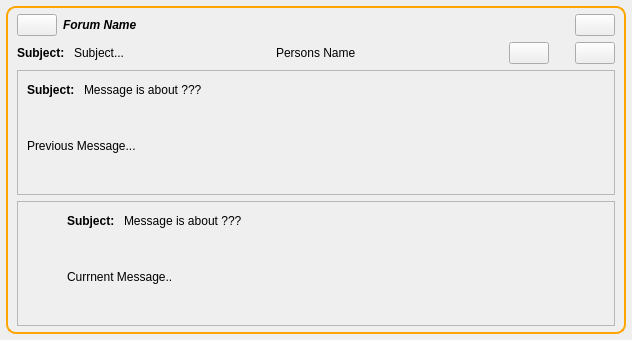
Above: retroshare-gui/src/gui/feeds/ForumMsgItem.ui from RetroShare/RetroShare before the change. Below: the same form after it.
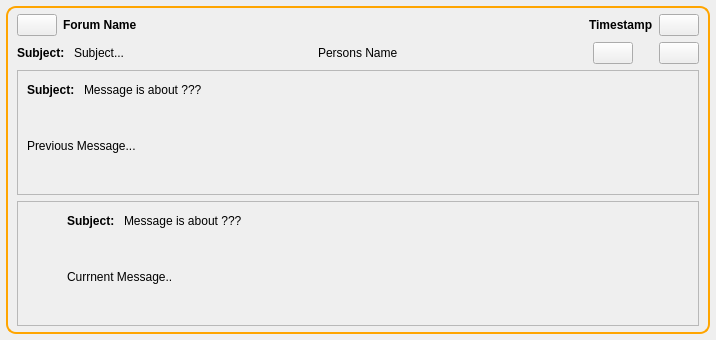
That is the form after the change. Icons and pictures are not drawn.

Commit message: added Timestamps for forum message feeds to know the date for each Forum Message.

Patch:
```diff
--- a/retroshare-gui/src/gui/feeds/ForumMsgItem.ui
+++ b/retroshare-gui/src/gui/feeds/ForumMsgItem.ui
@@ -6,7 +6,7 @@
    <rect>
     <x>0</x>
     <y>0</y>
-    <width>632</width>
+    <width>716</width>
     <height>340</height>
    </rect>
   </property>
@@ -76,8 +76,9 @@
           </property>
           <property name="font">
            <font>
+            <pointsize>9</pointsize>
             <weight>75</weight>
-            <italic>true</italic>
+            <italic>false</italic>
             <bold>true</bold>
            </font>
           </property>
@@ -87,21 +88,32 @@
          </widget>
         </item>
         <item>
-         <spacer>
+         <spacer name="horizontalSpacer">
           <property name="orientation">
            <enum>Qt::Horizontal</enum>
           </property>
-          <property name="sizeType">
-           <enum>QSizePolicy::Preferred</enum>
-          </property>
           <property name="sizeHint" stdset="0">
            <size>
-            <width>500</width>
+            <width>40</width>
             <height>20</height>
            </size>
           </property>
          </spacer>
         </item>
+        <item>
+         <widget class="QLabel" name="timestamplabel">
+          <property name="font">
+           <font>
+            <pointsize>9</pointsize>
+            <weight>75</weight>
+            <bold>true</bold>
+           </font>
+          </property>
+          <property name="text">
+           <string>Timestamp</string>
+          </property>
+         </widget>
+        </item>
         <item>
          <widget class="QPushButton" name="expandButton">
           <property name="sizePolicy">
```
The commit also changes 2 other files.
